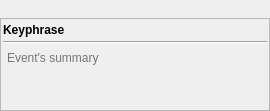
Above: ui/character_backstory_card.ui from zkovari/plotlyst before the change. Below: the same form after it.
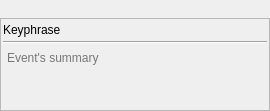
That is the form after the change. Custom widgets are drawn as their Qt base class.

Commit message: Remove font property from backstory card ui

```diff
--- a/ui/character_backstory_card.ui
+++ b/ui/character_backstory_card.ui
@@ -88,12 +88,6 @@
        <layout class="QHBoxLayout" name="horizontalLayout">
         <item>
          <widget class="QLabel" name="lblKeyphrase">
-          <property name="font">
-           <font>
-            <weight>75</weight>
-            <bold>true</bold>
-           </font>
-          </property>
           <property name="text">
            <string>Keyphrase</string>
           </property>
```
The commit also changes 1 other file.
